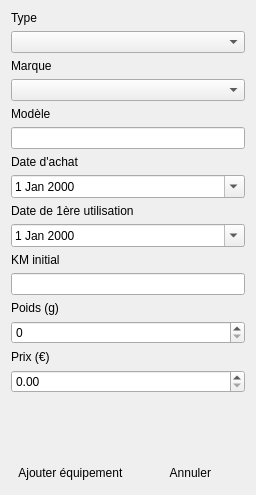
Endo13/BikeEquipmentManager, file sources/Equipments/gearsdialog.ui: the form before one commit.
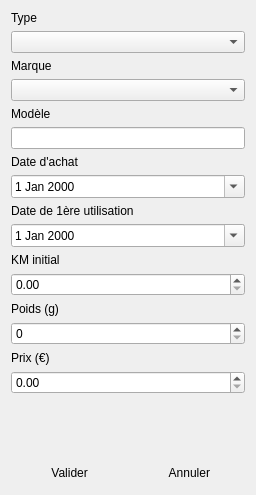
The form after the commit. Icons and pictures are not drawn.

What changed in the file:
```diff
--- a/sources/Equipments/gearsdialog.ui
+++ b/sources/Equipments/gearsdialog.ui
@@ -19,7 +19,7 @@
      <item>
       <widget class="QPushButton" name="add_pushButton">
        <property name="text">
-        <string> Ajouter équipement</string>
+        <string> Valider</string>
        </property>
        <property name="icon">
         <iconset resource="../ressources/ressources.qrc">
@@ -140,9 +140,9 @@
           </widget>
          </item>
          <item>
-          <widget class="QLineEdit" name="leKMInitial">
-           <property name="inputMethodHints">
-            <set>Qt::ImhDigitsOnly|Qt::ImhFormattedNumbersOnly</set>
+          <widget class="QDoubleSpinBox" name="spkm">
+           <property name="maximum">
+            <double>1000000000000000.000000000000000</double>
            </property>
           </widget>
          </item>
```
Left out of the diff: 2 changed lines with no effect on the pictures.
